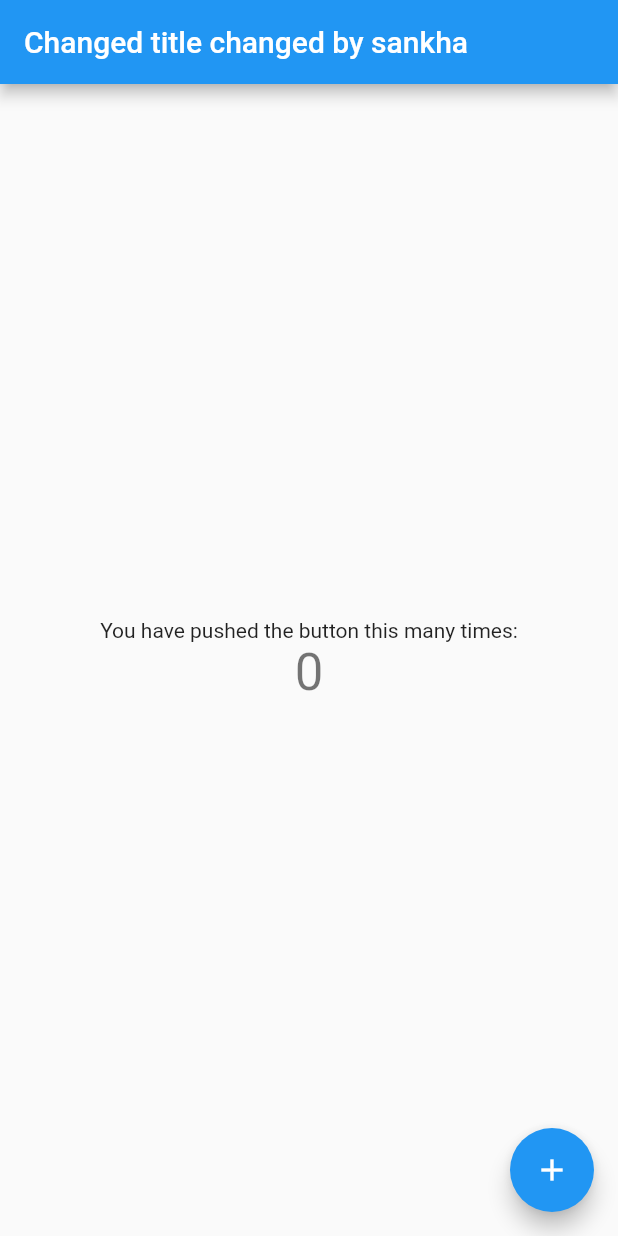
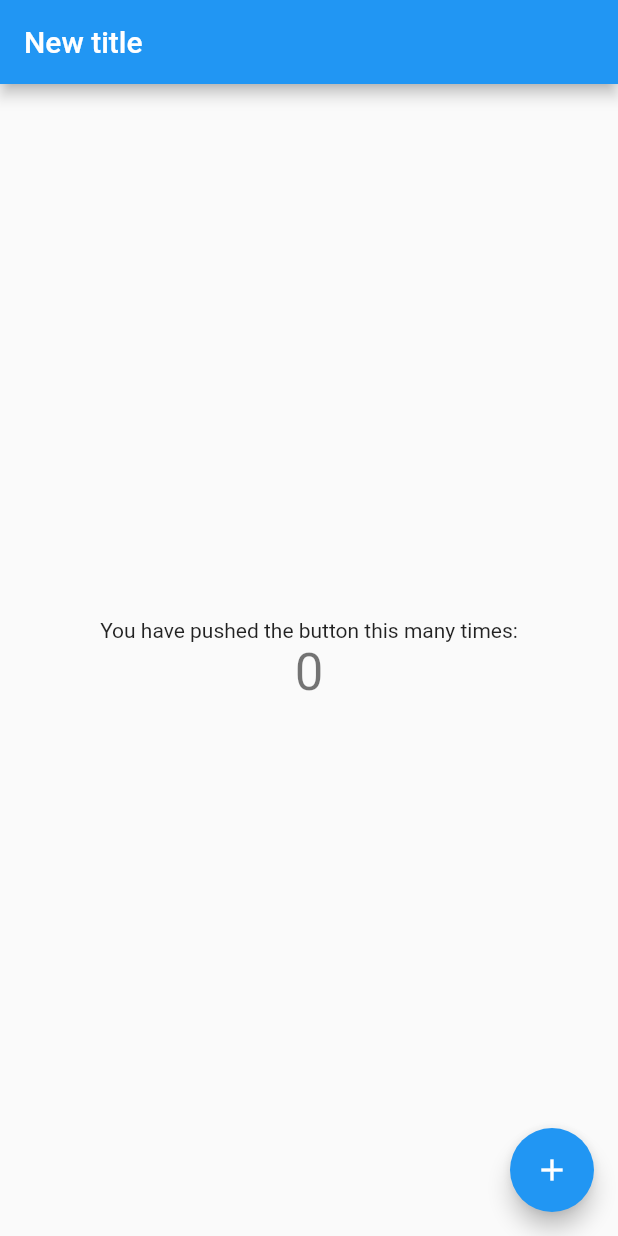
Before and after one commit to broCode96/The-Important-One-, a Flutter app: the screen it shows after launch, on a phone screen of 412 x 824 dp. Run offline on Flutter 3.47's test engine with Material 2 defaults, Android fonts, the phone set to English and light mode, and no system bars.

Commit message:
Bro changes to new title

```diff
--- a/App/lib/main.dart
+++ b/App/lib/main.dart
@@ -26,7 +26,7 @@ class MyApp extends StatelessWidget {
         // closer together (more dense) than on mobile platforms.
         visualDensity: VisualDensity.adaptivePlatformDensity,
       ),
-      home: MyHomePage(title: 'Changed title changed by sankha'),
+      home: MyHomePage(title: 'New title'),
     );
   }
 }
```
Also changed, not shown: App/pubspec.yaml (line endings or trailing spaces).
